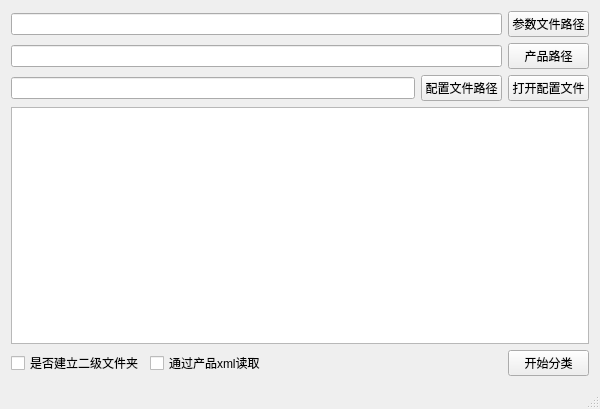
First picture: the form in 2016-0229 FileClassify文件分类/FileClassify/fileclassify.ui, repository HannH/FileClassify, before the edit.
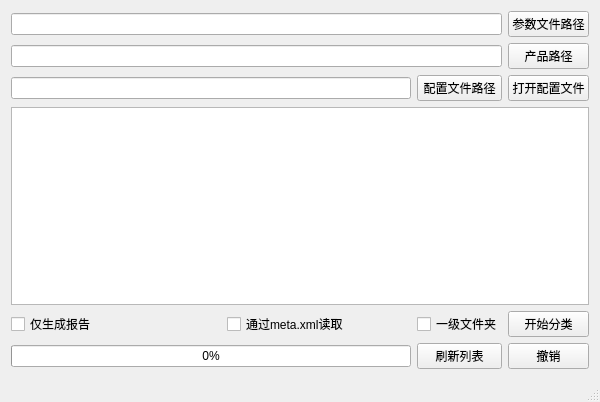
Second picture: the form after the edit.

Commit message: 读取xml里等级改造完成

```diff
--- a/2016-0229 FileClassify文件分类/FileClassify/fileclassify.ui
+++ b/2016-0229 FileClassify文件分类/FileClassify/fileclassify.ui
@@ -7,7 +7,7 @@
     <x>0</x>
     <y>0</y>
     <width>600</width>
-    <height>409</height>
+    <height>402</height>
    </rect>
   </property>
   <property name="windowTitle">
@@ -15,55 +15,28 @@
   </property>
   <widget class="QWidget" name="centralWidget">
    <layout class="QGridLayout" name="gridLayout">
-    <item row="7" column="4">
+    <item row="7" column="6">
      <widget class="QPushButton" name="pushButton_4">
       <property name="text">
        <string>开始分类</string>
       </property>
      </widget>
     </item>
-    <item row="0" column="4">
+    <item row="0" column="6">
      <widget class="QPushButton" name="pushButton">
       <property name="text">
        <string>参数文件路径</string>
       </property>
      </widget>
     </item>
-    <item row="1" column="0" colspan="4">
-     <widget class="QLineEdit" name="lineEdit_2">
-      <property name="readOnly">
-       <bool>true</bool>
-      </property>
-     </widget>
-    </item>
-    <item row="1" column="4">
+    <item row="1" column="6">
      <widget class="QPushButton" name="pushButton_2">
       <property name="text">
        <string>产品路径</string>
       </property>
      </widget>
     </item>
-    <item row="3" column="0" colspan="3">
-     <widget class="QLineEdit" name="lineEdit_3">
-      <property name="sizePolicy">
-       <sizepolicy hsizetype="Expanding" vsizetype="Fixed">
-        <horstretch>50</horstretch>
-        <verstretch>0</verstretch>
-       </sizepolicy>
-      </property>
-      <property name="readOnly">
-       <bool>true</bool>
-      </property>
-     </widget>
-    </item>
-    <item row="0" column="0" colspan="4">
-     <widget class="QLineEdit" name="lineEdit">
-      <property name="readOnly">
-       <bool>true</bool>
-      </property>
-     </widget>
-    </item>
-    <item row="6" column="0" colspan="5">
+    <item row="6" column="0" colspan="7">
      <widget class="QPlainTextEdit" name="plainTextEdit">
       <property name="sizePolicy">
        <sizepolicy hsizetype="Expanding" vsizetype="Expanding">
@@ -76,31 +49,86 @@
       </property>
      </widget>
     </item>
-    <item row="7" column="0">
-     <widget class="QCheckBox" name="checkBox">
-      <property name="text">
-       <string>是否建立二级文件夹</string>
-      </property>
-     </widget>
-    </item>
-    <item row="3" column="4">
+    <item row="3" column="6">
      <widget class="QPushButton" name="pushButton_5">
       <property name="text">
        <string>打开配置文件</string>
       </property>
      </widget>
     </item>
-    <item row="3" column="3">
+    <item row="3" column="5">
      <widget class="QPushButton" name="pushButton_3">
       <property name="text">
        <string>配置文件路径</string>
       </property>
      </widget>
     </item>
-    <item row="7" column="1" colspan="2">
+    <item row="7" column="3">
      <widget class="QCheckBox" name="checkBox_2">
       <property name="text">
-       <string>通过产品xml读取</string>
+       <string>通过meta.xml读取</string>
+      </property>
+     </widget>
+    </item>
+    <item row="7" column="5">
+     <widget class="QCheckBox" name="checkBox_3">
+      <property name="text">
+       <string>一级文件夹</string>
+      </property>
+     </widget>
+    </item>
+    <item row="1" column="0" colspan="6">
+     <widget class="QLineEdit" name="lineEdit_2">
+      <property name="readOnly">
+       <bool>true</bool>
+      </property>
+     </widget>
+    </item>
+    <item row="0" column="0" colspan="6">
+     <widget class="QLineEdit" name="lineEdit">
+      <property name="readOnly">
+       <bool>true</bool>
+      </property>
+     </widget>
+    </item>
+    <item row="3" column="0" colspan="5">
+     <widget class="QLineEdit" name="lineEdit_3">
+      <property name="sizePolicy">
+       <sizepolicy hsizetype="Expanding" vsizetype="Fixed">
+        <horstretch>50</horstretch>
+        <verstretch>0</verstretch>
+       </sizepolicy>
+      </property>
+      <property name="readOnly">
+       <bool>true</bool>
+      </property>
+     </widget>
+    </item>
+    <item row="7" column="0">
+     <widget class="QCheckBox" name="checkBox">
+      <property name="text">
+       <string>仅生成报告</string>
+      </property>
+     </widget>
+    </item>
+    <item row="8" column="6">
+     <widget class="QPushButton" name="pushButton_6">
+      <property name="text">
+       <string>撤销</string>
+      </property>
+     </widget>
+    </item>
+    <item row="8" column="0" colspan="5">
+     <widget class="QProgressBar" name="progressBar">
+      <property name="value">
+       <number>0</number>
+      </property>
+     </widget>
+    </item>
+    <item row="8" column="5">
+     <widget class="QPushButton" name="pushButton_7">
+      <property name="text">
+       <string>刷新列表</string>
       </property>
      </widget>
     </item>
```
Left out of the diff: 89 changed lines with no effect on the pictures. The commit also changes 4 other files.
